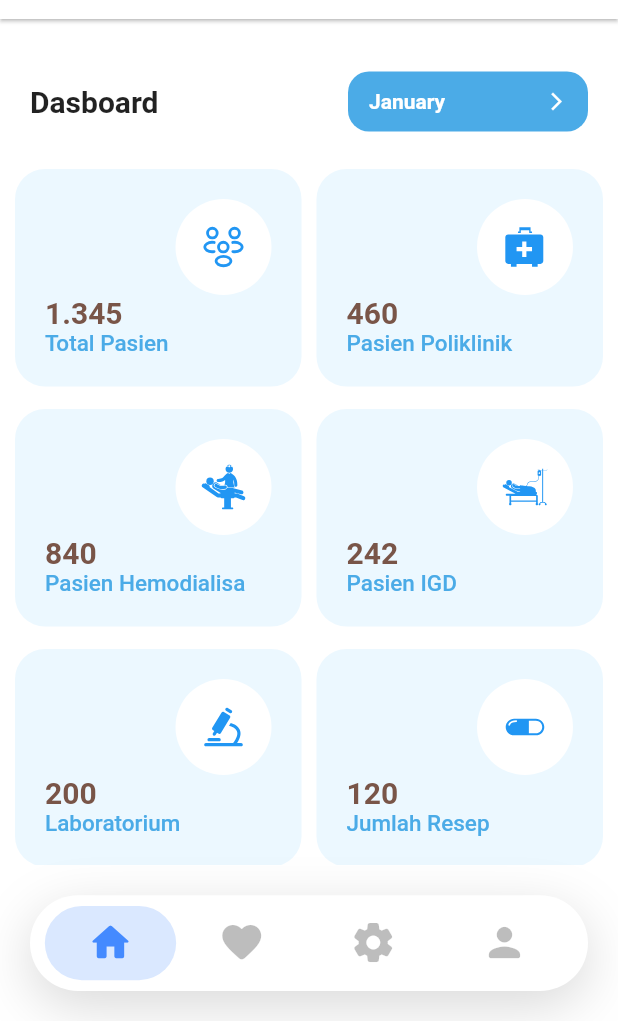
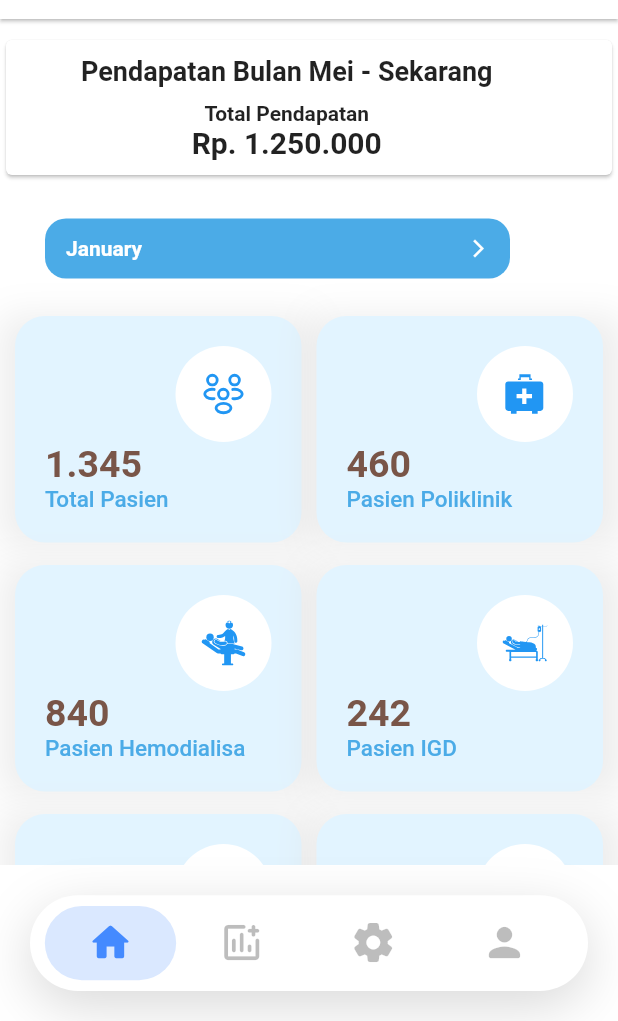
Before and after one commit to averin234/New-Repo-Dashboard-RSKG, a Flutter app: the screen it shows after launch, on a phone screen of 412 x 824 dp, the part 215-1236 px from its top. Run offline on Flutter 3.47's test engine with Material 2 defaults, Android fonts, the phone set to English and light mode, and no system bars; drawn by our look-alikes of dropdown_button2; our stand-ins replace dropdown_search, fl_chart, flutter_svg, get.

Commit message:
FIX : Banyak perubhaan v10

```diff
--- a/lib/app/modules/home/controllers/home_controller.dart
+++ b/lib/app/modules/home/controllers/home_controller.dart
@@ -22,7 +22,7 @@ class HomeController extends GetxController {
   ];
   List<IconData> listOfIcons = [
     Icons.home_rounded,
-    Icons.favorite_rounded,
+    Icons.add_chart_rounded,
     Icons.settings_rounded,
     Icons.person_rounded,
   ];
--- a/lib/app/modules/home/views/home_view.dart
+++ b/lib/app/modules/home/views/home_view.dart
@@ -1,3 +1,4 @@
+import 'package:dashboard_rskg_mobile/app/modules/home/views/widgets/card.pendapatan.dart';
 import 'package:dashboard_rskg_mobile/app/modules/home/views/widgets/logo.dart';
 import 'package:dashboard_rskg_mobile/app/modules/home/views/widgets/dashboard.dart';
 import 'package:dashboard_rskg_mobile/app/modules/home/views/widgets/static_lainnya.dart';
@@ -36,7 +37,7 @@ class HomeView extends GetView<HomeController> {
               toolbarHeight: 100,
               automaticallyImplyLeading: false,
               elevation: 1,
-              title: const Column(
+              title:  Column(
                 children: [
                   WidgetTitlelogo(),
                   SizedBox(
@@ -49,11 +50,12 @@ class HomeView extends GetView<HomeController> {
           // Other Sliver Widgets
           SliverList(
             delegate: SliverChildListDelegate([
-              const Column(
+              Column(
                 children: [
                   SizedBox(
                     height: 10,
                   ),
+                  WidgetTitlePendapatan(),
                   WidgetTitlePoli1(),
                   DashBoard(),
                   SizedBox(
@@ -68,7 +70,7 @@ class HomeView extends GetView<HomeController> {
         ],
       ),
       bottomNavigationBar: Container(
-        margin: const EdgeInsets.all(20),
+        margin: EdgeInsets.all(20),
         height: Get.width * .155,
         decoration: BoxDecoration(
           color: Colors.white,
@@ -76,7 +78,7 @@ class HomeView extends GetView<HomeController> {
             BoxShadow(
               color: Colors.black.withOpacity(.15),
               blurRadius: 30,
-              offset: const Offset(0, 10),
+              offset:  Offset(0, 10),
             ),
           ],
           borderRadius: BorderRadius.circular(50),
@@ -100,7 +102,7 @@ class HomeView extends GetView<HomeController> {
                   child: Center(
                     child: Obx(() {
                       return AnimatedContainer(
-                        duration: const Duration(seconds: 1),
+                        duration: Duration(seconds: 1),
                         curve: Curves.fastLinearToSlowEaseIn,
                         height: index == controller.currentIndex.value
                             ? Get.width * .12
--- /dev/null
+++ b/lib/app/modules/home/views/widgets/card.pendapatan.dart
@@ -0,0 +1,47 @@
+import 'package:flutter/material.dart';
+
+class WidgetTitlePendapatan extends StatefulWidget {
+  const WidgetTitlePendapatan({Key? key}) : super(key: key);
+
+  @override
+  _WidgetTitlePendapatanState createState() => _WidgetTitlePendapatanState();
+}
+
+class _WidgetTitlePendapatanState extends State<WidgetTitlePendapatan> {
+  @override
+  Widget build(BuildContext context) {
+    return Card(
+      child : Padding(
+      padding: const EdgeInsets.fromLTRB(0, 10, 10, 10),
+      child: Row(
+        children: [
+          const SizedBox(
+            width: 50,
+          ),
+          Container(
+            child: Column(
+              children: [
+                Text(
+                  "Pendapatan Bulan Mei - Sekarang",
+                  style: TextStyle(fontSize: 18, fontWeight: FontWeight.bold),
+                ),
+                SizedBox(
+                  height: 10,
+                ),
+                Text(
+                  "Total Pendapatan",
+                  style: TextStyle(fontSize: 14, fontWeight: FontWeight.bold),
+                ),
+                Text(
+                  "Rp. 1.250.000",
+                  style: TextStyle(fontSize: 20, fontWeight: FontWeight.bold),
+                ),
+              ],
+            ),
+          ), // Icon(Icons.arrow_forward_ios_outlined, size: 15,)
+        ],
+      ),
+      ),
+    );
+  }
+}
--- a/lib/app/modules/home/views/widgets/card_kanan.dart
+++ b/lib/app/modules/home/views/widgets/card_kanan.dart
@@ -27,6 +27,19 @@ class _CardKananState extends State<CardKanan> {
   @override
   Widget build(BuildContext context) {
     return Container(
+      decoration: BoxDecoration(
+        color: Colors.transparent,
+        borderRadius: BorderRadius.circular(5),
+        boxShadow: [
+          BoxShadow(
+            color: const Color(0xccdadada).withOpacity(0.5),
+            spreadRadius: 1,
+            blurRadius: 20,
+            offset: const Offset(2, 1),
+          ),
+        ],
+
+      ),
       padding: const EdgeInsets.only(left: 5, right: 10),
       width: MediaQuery.of(context).size.width / 2,
       child: TextButton(
@@ -40,7 +53,7 @@ class _CardKananState extends State<CardKanan> {
         }),
         style: TextButton.styleFrom(
           elevation: isTapped ? 3 : 0,
-          backgroundColor: Color(widget.color ?? 0xffecf8ff),
+          backgroundColor: Color(widget.color ?? 0xfff6f5f5),
           padding: const EdgeInsets.all(20),
           shape: RoundedRectangleBorder(
             borderRadius: BorderRadius.circular(20),
@@ -66,7 +79,7 @@ class _CardKananState extends State<CardKanan> {
             Text(
               widget.value,
               style: const TextStyle(
-                fontSize: 20.0,
+                fontSize: 25.0,
                 color: Colors.brown,
                 fontWeight: FontWeight.bold,
               ),
--- a/lib/app/modules/home/views/widgets/card_kiri.dart
+++ b/lib/app/modules/home/views/widgets/card_kiri.dart
@@ -26,6 +26,18 @@ class _CardKiriState extends State<CardKiri> {
   @override
   Widget build(BuildContext context) {
     return Container(
+      decoration: BoxDecoration(
+        color: Colors.transparent,
+        borderRadius: BorderRadius.circular(5),
+        boxShadow: [
+          BoxShadow(
+            color: const Color(0xccdadada).withOpacity(0.5),
+            spreadRadius: 1,
+            blurRadius: 20,
+            offset: const Offset(2, 1),
+          ),
+        ],
+      ),
       padding: const EdgeInsets.only(left: 10, right: 5),
       width: MediaQuery.of(context).size.width / 2,
       child: TextButton(
@@ -38,7 +50,7 @@ class _CardKiriState extends State<CardKiri> {
         }),
         style: TextButton.styleFrom(
           elevation: isTapped ? 3 : 0,
-          backgroundColor: Color(widget.color ?? 0xffecf8ff),
+          backgroundColor: Color(widget.color ?? 0xfff6f5f5),
           padding: const EdgeInsets.all(20),
           shape: RoundedRectangleBorder(
             borderRadius: BorderRadius.circular(20),
@@ -64,7 +76,7 @@ class _CardKiriState extends State<CardKiri> {
             Text(
               widget.value,
               style: const TextStyle(
-                fontSize: 20.0,
+                fontSize: 25.0,
                 color: Colors.brown,
                 fontWeight: FontWeight.bold,
               ),
--- a/lib/app/modules/home/views/widgets/dashboard.dart
+++ b/lib/app/modules/home/views/widgets/dashboard.dart
@@ -6,8 +6,7 @@ class DashBoard extends StatelessWidget {
 
   @override
   Widget build(BuildContext context) {
-    return SingleChildScrollView(
-      child: Column(
+    return Column(
         children: [
           // GridView.builder(
           //   gridDelegate: const SliverGridDelegateWithFixedCrossAxisCount(
@@ -26,6 +25,7 @@ class DashBoard extends StatelessWidget {
             imageKanan: 'assets/images/icons/pasien_poli.svg',
             titleKanan: "Pasien Poliklinik",
             valueKanan: "460",
+            color: 0xffe2f4ff,
           ),
           SizedBox(height: 15),
           CardWidget(
@@ -35,6 +35,7 @@ class DashBoard extends StatelessWidget {
             imageKanan: 'assets/images/icons/igd.svg',
             titleKanan: "Pasien IGD",
             valueKanan: "242",
+            color: 0xffe2f4ff,
           ),
           SizedBox(height: 15),
           CardWidget(
@@ -44,6 +45,7 @@ class DashBoard extends StatelessWidget {
             imageKanan: 'assets/images/icons/resep2.svg',
             titleKanan: "Jumlah Resep",
             valueKanan: "120",
+            color: 0xffe2f4ff,
           ),
           SizedBox(height: 15),
           CardWidget(
@@ -57,7 +59,6 @@ class DashBoard extends StatelessWidget {
           ),
           SizedBox(height: 15),
         ],
-      ),
     );
   }
 }
--- a/lib/app/modules/home/views/widgets/mydropdown.dart
+++ b/lib/app/modules/home/views/widgets/mydropdown.dart
@@ -60,7 +60,7 @@ class WidgetTitle3 extends GetView<HomeController> {
                   },
                   buttonStyleData: ButtonStyleData(
                     height: 40,
-                    width: 160,
+                    width: 310,
                     padding: const EdgeInsets.only(left: 14, right: 14),
                     decoration: BoxDecoration(
                       borderRadius: BorderRadius.circular(14),
@@ -78,7 +78,7 @@ class WidgetTitle3 extends GetView<HomeController> {
                   ),
                   dropdownStyleData: DropdownStyleData(
                     maxHeight: 200,
-                    width: 160,
+                    width: 310,
                     padding: null,
                     decoration: BoxDecoration(
                       borderRadius: BorderRadius.circular(14),
--- a/lib/app/modules/home/views/widgets/title2.dart
+++ b/lib/app/modules/home/views/widgets/title2.dart
@@ -11,19 +11,7 @@ class WidgetTitlePoli1 extends StatelessWidget {
       padding: EdgeInsets.fromLTRB(20, 0, 10, 0),
       child: Row(
         children: [
-          Expanded(
-            child: Text(
-              "Dasboard",
-              style: TextStyle(fontSize: 20, fontWeight: FontWeight.bold),
-            ),
-          ),
-          SizedBox(
-            width: 10,
-          ),
           WidgetTitle3(),
-          SizedBox(
-            width: 10,
-          ),
           // Icon(Icons.arrow_forward_ios_outlined, size: 15,)
         ],
       ),
```
Also changed, not shown: lib/app/modules/chartz/views/chartz_view.dart (+23 -23 lines), assets/images/bg1.png (added), assets/images/bg2.png (added).
